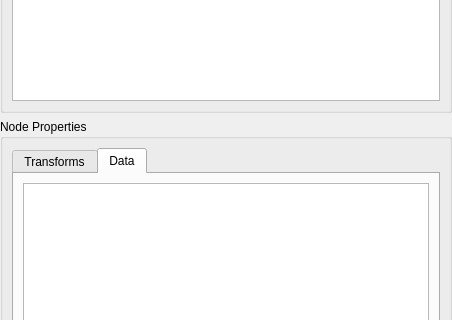
Old version of the form tools/worldeditor/ui/SceneWindow.ui in the repository AeonGames/AeonEngine; both pictures show x 0 to 452 and y 170 to 490 of the 452 by 768 pixel window.
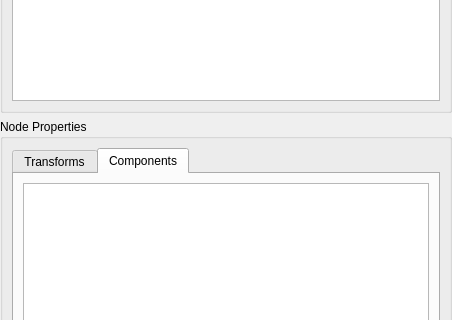
New version of the form. Icons and pictures are not drawn.

Commit message:
Rename the NodeData class to Component
Task #3

I once thought the idea of a handful of components and a multitude of data nodes was a good one,
but I can't think of a single good use for separate component and data properties.

Component classes with no member variables have the same overhead(none)
as data filled component classes, so I removed the old component implementation...
but now the Component class is called NodeData. Change that.

Patch:
```diff
--- a/tools/worldeditor/ui/SceneWindow.ui
+++ b/tools/worldeditor/ui/SceneWindow.ui
@@ -410,7 +410,7 @@
             </widget>
             <widget class="QWidget" name="dataTab">
              <attribute name="title">
-              <string>Data</string>
+              <string>Components</string>
              </attribute>
              <layout class="QVBoxLayout" name="verticalLayout_2">
               <item>
```
Left out of the diff: 10 changed lines with no effect on the pictures. The commit also changes 22 other files.
